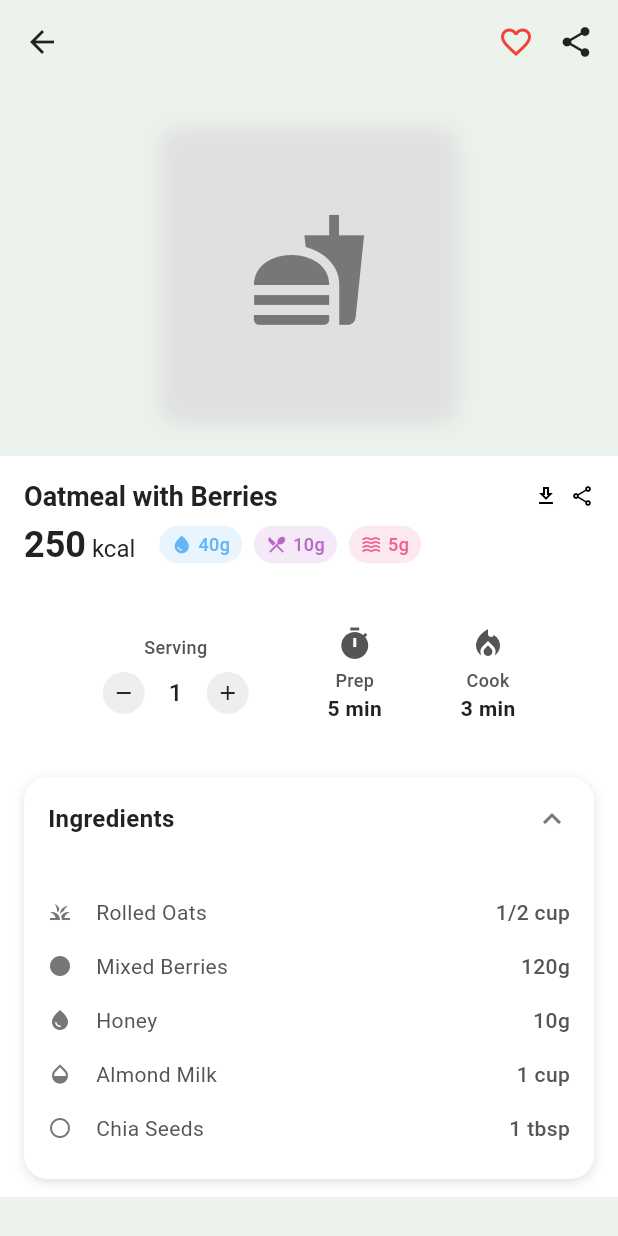
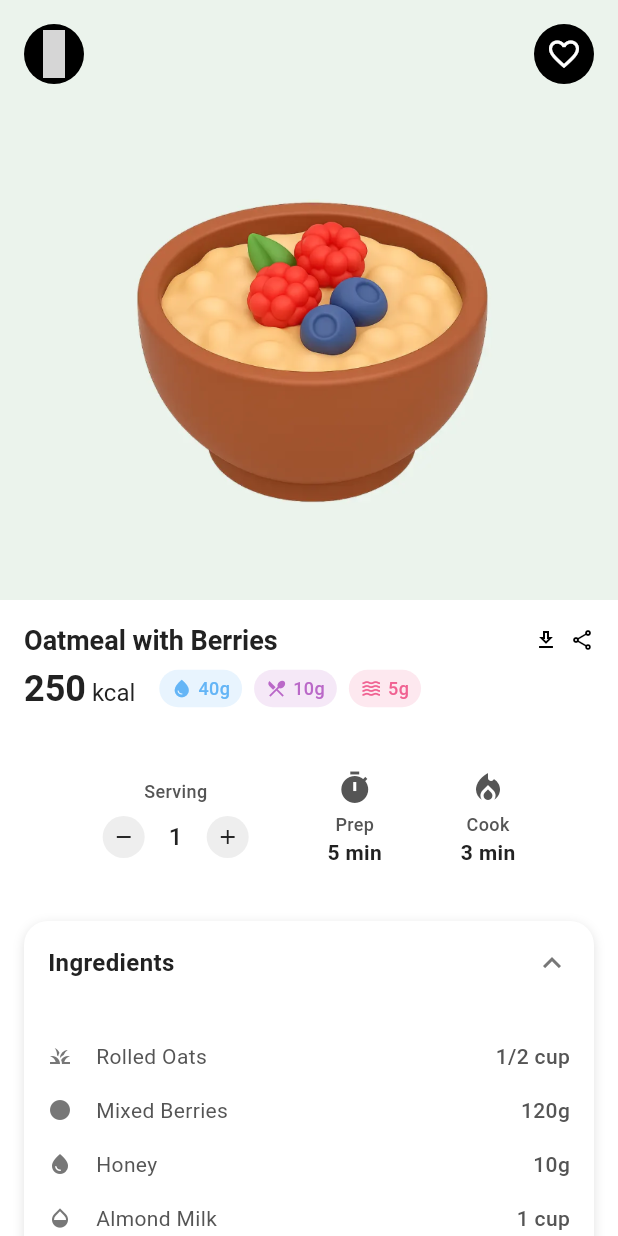
Before and after one commit to mukilan1/Ui_Yuvilabs, a Flutter app: the MealDetailPage screen opened by its route, on a phone screen of 412 x 824 dp. Run offline on Flutter 3.47's test engine with Material 3 defaults, Android fonts, the phone set to English and light mode, and no system bars; our stand-ins replace flutter_material_design_icons; Roboto replaces fonts that are missing (Nunito); grey boxes are pictures that could not be loaded.

Commit message:
Update meal detail UI and add asset image
Refactored the meal detail screen to use circular icon buttons with updated icons and colors. Replaced the placeholder food icon with an asset image. Also enabled the assets directory in pubspec.yaml for image loading.

```diff
--- a/health_diet_app/lib/screens/meal_detail.dart
+++ b/health_diet_app/lib/screens/meal_detail.dart
@@ -1,6 +1,6 @@
 import 'package:flutter/material.dart';
+import 'package:flutter_material_design_icons/flutter_material_design_icons.dart';
 import '../utils/colors.dart';
-import '../utils/styles.dart';
 import '../utils/constants.dart';
 import '../widgets/meal_detail_widgets.dart';
 
@@ -65,35 +65,43 @@ class _MealDetailPageState extends State<MealDetailPage> {
       child: Row(
         mainAxisAlignment: MainAxisAlignment.spaceBetween,
         children: [
-          GestureDetector(
-            onTap: () => Navigator.pop(context),
-            child: const Icon(
-              Icons.arrow_back,
-              size: AppConstants.iconSmall,
-              color: AppColors.darkText,
+          Container(
+            width: 40,
+            height: 40,
+            decoration: const BoxDecoration(
+              shape: BoxShape.circle,
+              color: Colors.black,
+            ),
+            child: IconButton(
+              padding: EdgeInsets.zero,
+              onPressed: () => Navigator.pop(context),
+              icon: const Icon(
+                MdiIcons.chevronLeft,
+                size: 32.0,
+                color: Colors.white,
               ),
             ),
-          Row(
-            children: [
-              GestureDetector(
-                onTap: () {
+          ),
+          Container(
+            width: 40,
+            height: 40,
+            decoration: const BoxDecoration(
+              shape: BoxShape.circle,
+              color: Colors.black,
+            ),
+            child: IconButton(
+              padding: EdgeInsets.zero,
+              onPressed: () {
                 setState(() {
                   isFavorite = !isFavorite;
                 });
               },
-                child: Icon(
+              icon: Icon(
                 isFavorite ? Icons.favorite : Icons.favorite_border,
                 size: AppConstants.iconSmall,
-                  color: AppColors.favoriteRed,
+                color: Colors.white,
               ),
             ),
-              const SizedBox(width: AppConstants.spacingMedium),
-              const Icon(
-                Icons.share,
-                size: AppConstants.iconSmall,
-                color: AppColors.darkText,
-              ),
-            ],
           ),
         ],
       ),
@@ -101,16 +109,12 @@ class _MealDetailPageState extends State<MealDetailPage> {
   }
 
   Widget _buildFoodImage() {
-    return Container(
-      width: AppConstants.foodImageLarge,
-      height: AppConstants.foodImageLarge,
-      decoration: BoxDecoration(
-        color: Colors.transparent,
-        borderRadius: BorderRadius.circular(AppConstants.radiusMedium),
-        boxShadow: const [AppShadows.imageShadow],
-      ),
-      child: const Center(
-        child: Icon(Icons.fastfood, size: 80, color: AppColors.mutedText),
+    return Center(
+      child: Image.asset(
+        'assets/Food_Bowl.png',
+        width: AppConstants.foodImageLarge * 1.4,
+        height: AppConstants.foodImageLarge * 1.4,
+        fit: BoxFit.contain,
       ),
     );
   }
--- a/health_diet_app/pubspec.yaml
+++ b/health_diet_app/pubspec.yaml
@@ -59,10 +59,8 @@ flutter:
   # the material Icons class.
   uses-material-design: true
 
-  # To add assets to your application, add an assets section, like this:
-  # assets:
-  #   - images/a_dot_burr.jpeg
-  #   - images/a_dot_ham.jpeg
+  assets:
+    - assets/
 
   # An image asset can refer to one or more resolution-specific "variants", see
   # https://flutter.dev/to/resolution-aware-images
```
Lines whose indentation alone changed are shown as unchanged.
